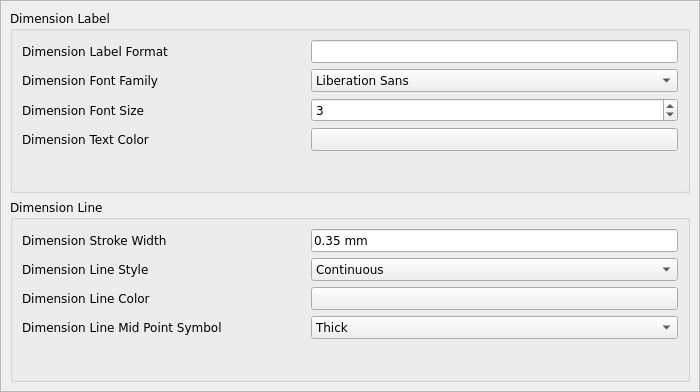
Old version of the form ReinforcementDrawing/ReinforcementDrawingDimensioning_Dimensions1.ui in the repository amrit3701/FreeCAD-Reinforcement.
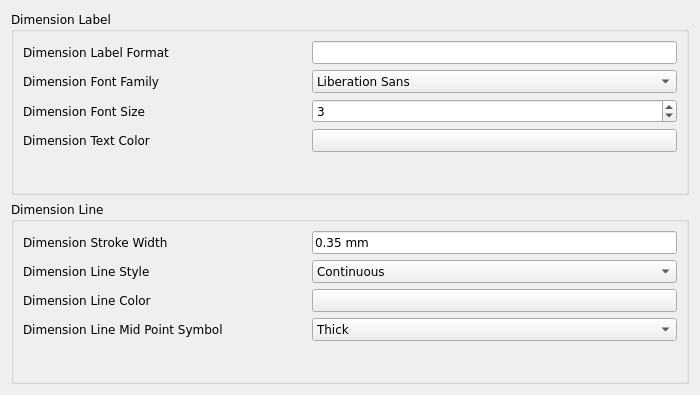
New version of the form. Custom widgets are drawn as their Qt base class.

Commit message: Integrate Reinforcement Drawing Dimensioning UI

The edit to the form file:
```diff
--- a/ReinforcementDrawing/ReinforcementDrawingDimensioning_Dimensions1.ui
+++ b/ReinforcementDrawing/ReinforcementDrawingDimensioning_Dimensions1.ui
@@ -7,40 +7,13 @@
     <x>0</x>
     <y>0</y>
     <width>700</width>
-    <height>392</height>
+    <height>395</height>
    </rect>
   </property>
   <property name="windowTitle">
    <string>Form</string>
   </property>
   <layout class="QVBoxLayout" name="verticalLayout_2">
-   <property name="leftMargin">
-    <number>0</number>
-   </property>
-   <property name="topMargin">
-    <number>0</number>
-   </property>
-   <property name="rightMargin">
-    <number>0</number>
-   </property>
-   <property name="bottomMargin">
-    <number>0</number>
-   </property>
-   <item>
-    <widget class="QScrollArea" name="scrollArea">
-     <property name="widgetResizable">
-      <bool>true</bool>
-     </property>
-     <widget class="QWidget" name="scrollAreaWidgetContents">
-      <property name="geometry">
-       <rect>
-        <x>0</x>
-        <y>0</y>
-        <width>698</width>
-        <height>390</height>
-       </rect>
-      </property>
-      <layout class="QVBoxLayout" name="verticalLayout">
        <item>
         <widget class="QGroupBox" name="dimension_label_group_box">
          <property name="font">
@@ -55,6 +28,36 @@
           <string>Dimension Label</string>
          </property>
          <layout class="QFormLayout" name="formLayout">
+      <property name="leftMargin">
+       <number>0</number>
+      </property>
+      <property name="topMargin">
+       <number>0</number>
+      </property>
+      <property name="rightMargin">
+       <number>0</number>
+      </property>
+      <property name="bottomMargin">
+       <number>0</number>
+      </property>
+      <item row="0" column="0" colspan="2">
+       <widget class="QScrollArea" name="scrollArea">
+        <property name="frameShape">
+         <enum>QFrame::NoFrame</enum>
+        </property>
+        <property name="widgetResizable">
+         <bool>true</bool>
+        </property>
+        <widget class="QWidget" name="scrollAreaWidgetContents">
+         <property name="geometry">
+          <rect>
+           <x>0</x>
+           <y>0</y>
+           <width>676</width>
+           <height>156</height>
+          </rect>
+         </property>
+         <layout class="QFormLayout" name="formLayout_3">
           <item row="0" column="0">
            <widget class="QLabel" name="dimension_label_format_label">
             <property name="minimumSize">
@@ -68,6 +71,9 @@
             </property>
            </widget>
           </item>
+          <item row="0" column="1">
+           <widget class="Gui::PrefLineEdit" name="dimension_label_format"/>
+          </item>
           <item row="1" column="0">
            <widget class="QLabel" name="dimension_font_family_label">
             <property name="minimumSize">
@@ -137,8 +143,9 @@
             </property>
            </widget>
           </item>
-          <item row="0" column="1">
-           <widget class="Gui::PrefLineEdit" name="dimension_label_format"/>
+         </layout>
+        </widget>
+       </widget>
           </item>
          </layout>
         </widget>
@@ -157,6 +164,36 @@
           <string>Dimension Line</string>
          </property>
          <layout class="QFormLayout" name="formLayout_2">
+      <property name="leftMargin">
+       <number>0</number>
+      </property>
+      <property name="topMargin">
+       <number>0</number>
+      </property>
+      <property name="rightMargin">
+       <number>0</number>
+      </property>
+      <property name="bottomMargin">
+       <number>0</number>
+      </property>
+      <item row="0" column="0" colspan="2">
+       <widget class="QScrollArea" name="scrollArea_2">
+        <property name="frameShape">
+         <enum>QFrame::NoFrame</enum>
+        </property>
+        <property name="widgetResizable">
+         <bool>true</bool>
+        </property>
+        <widget class="QWidget" name="scrollAreaWidgetContents_2">
+         <property name="geometry">
+          <rect>
+           <x>0</x>
+           <y>0</y>
+           <width>676</width>
+           <height>155</height>
+          </rect>
+         </property>
+         <layout class="QFormLayout" name="formLayout_4">
           <item row="0" column="0">
            <widget class="QLabel" name="dimension_stroke_width_label">
             <property name="minimumSize">
@@ -300,9 +337,9 @@
           </item>
          </layout>
         </widget>
-       </item>
-      </layout>
-     </widget>
+       </widget>
+      </item>
+     </layout>
     </widget>
    </item>
   </layout>
```
Left out of the diff: 1 changed line with no effect on the pictures. Lines whose indentation alone changed are shown as unchanged. The commit also changes 9 other files.
